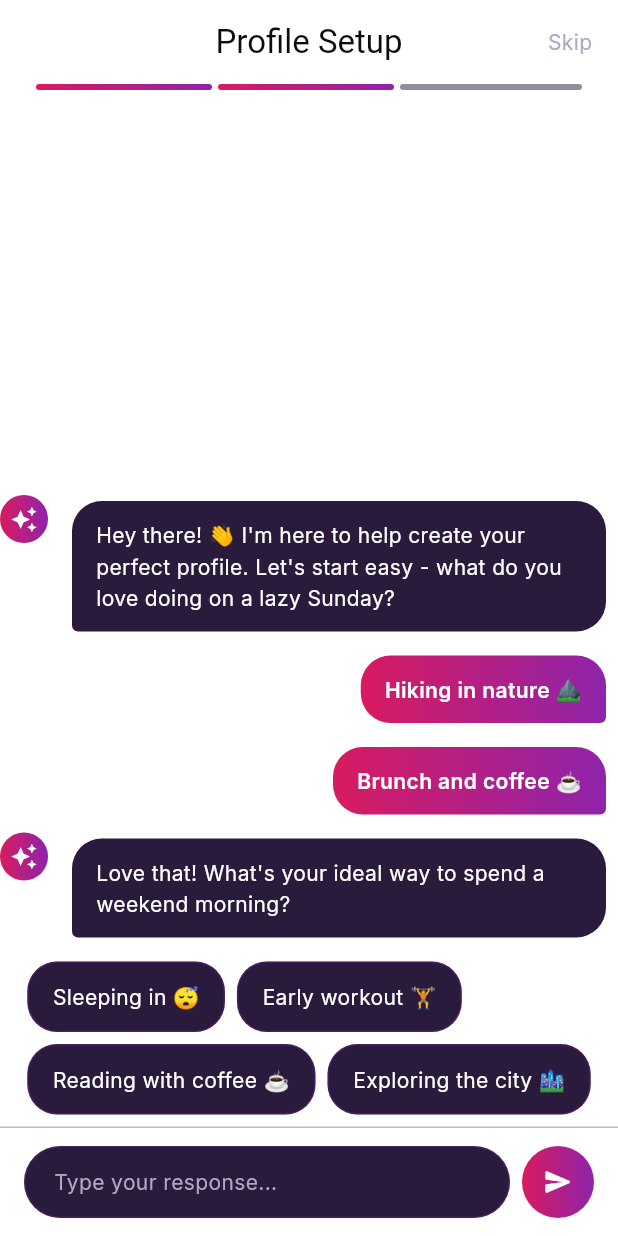
After one commit to haran2248/JiffyFrontend, a Flutter app: the ProfileSetupScreen screen opened directly, after a tap on "Hiking in nature ⛰️", after a tap on "Brunch and coffee ☕", on a phone screen of 412 x 824 dp. The commit adds this screen. Run offline on Flutter 3.47's test engine with Material 3 defaults, Android fonts, the phone set to English and light mode, and no system bars; our stand-ins replace flutter_animate, flutter_riverpod, google_fonts, riverpod_annotation; generated files the repository leaves out were written again.

Commit message:
Chat screen

```diff
--- a/lib/presentation/screens/onboarding/basics/basics_screen.dart
+++ b/lib/presentation/screens/onboarding/basics/basics_screen.dart
@@ -6,6 +6,7 @@ import '../../../widgets/progress_bar.dart';
 import 'viewmodels/basics_viewmodel.dart';
 import 'widgets/name_photo_step.dart';
 import 'widgets/vitals_step.dart';
+import '../profile_setup/profile_setup_screen.dart';
 
 class BasicsScreen extends ConsumerWidget {
   const BasicsScreen({super.key});
@@ -63,8 +64,13 @@ class BasicsScreen extends ConsumerWidget {
                           if (formData.currentStep == 1) {
                             viewModel.nextStep();
                           } else {
-                            // TODO: Navigate to next onboarding feature
-                            debugPrint('Final Basics Form: $formData');
+                            // Navigate to Profile Setup (Step 2 of 3)
+                            Navigator.of(context).push(
+                              MaterialPageRoute(
+                                builder: (context) =>
+                                    const ProfileSetupScreen(),
+                              ),
+                            );
                           }
                         }
                       : () {},
--- /dev/null
+++ b/lib/presentation/screens/onboarding/profile_setup/models/profile_setup_form_data.dart
@@ -0,0 +1,68 @@
+class ChatMessage {
+  final String text;
+  final bool isFromUser;
+  final DateTime timestamp;
+
+  const ChatMessage({
+    required this.text,
+    required this.isFromUser,
+    required this.timestamp,
+  });
+
+  ChatMessage copyWith({
+    String? text,
+    bool? isFromUser,
+    DateTime? timestamp,
+  }) {
+    return ChatMessage(
+      text: text ?? this.text,
+      isFromUser: isFromUser ?? this.isFromUser,
+      timestamp: timestamp ?? this.timestamp,
+    );
+  }
+}
+
+class ProfileSetupFormData {
+  final List<ChatMessage> messages;
+  final List<String> suggestedResponses;
+  final String? currentQuestion;
+  final bool isTyping;
+  final int currentStep;
+  final String? userInput;
+
+  const ProfileSetupFormData({
+    this.messages = const [],
+    this.suggestedResponses = const [],
+    this.currentQuestion,
+    this.isTyping = false,
+    this.currentStep = 1,
+    this.userInput,
+  });
+
+  ProfileSetupFormData copyWith({
+    List<ChatMessage>? messages,
+    List<String>? suggestedResponses,
+    String? currentQuestion,
+    bool? isTyping,
+    int? currentStep,
+    String? Function()? userInput,
+    bool clearUserInput = false,
+  }) {
+    return ProfileSetupFormData(
+      messages: messages ?? this.messages,
+      suggestedResponses: suggestedResponses ?? this.suggestedResponses,
+      currentQuestion: currentQuestion ?? this.currentQuestion,
+      isTyping: isTyping ?? this.isTyping,
+      currentStep: currentStep ?? this.currentStep,
+      userInput: clearUserInput
+          ? null
+          : (userInput != null ? userInput() : this.userInput),
+    );
+  }
+
+  bool get canProceed {
+    return messages.isNotEmpty &&
+        messages.any((msg) => msg.isFromUser) &&
+        !isTyping;
+  }
+}
--- /dev/null
+++ b/lib/presentation/screens/onboarding/profile_setup/profile_setup_screen.dart
@@ -0,0 +1,122 @@
+import 'package:flutter/material.dart';
+import 'package:flutter_riverpod/flutter_riverpod.dart';
+import 'package:jiffy/core/theme/app_colors.dart';
+import 'package:jiffy/presentation/widgets/progress_bar.dart';
+import 'viewmodels/profile_setup_viewmodel.dart';
+import 'widgets/chat_message_list.dart';
+import 'widgets/suggested_responses.dart';
+import 'widgets/chat_input_field.dart';
+
+class ProfileSetupScreen extends ConsumerStatefulWidget {
+  const ProfileSetupScreen({super.key});
+
+  @override
+  ConsumerState<ProfileSetupScreen> createState() => _ProfileSetupScreenState();
+}
+
+class _ProfileSetupScreenState extends ConsumerState<ProfileSetupScreen> {
+  final ScrollController _scrollController = ScrollController();
+
+  @override
+  void dispose() {
+    _scrollController.dispose();
+    super.dispose();
+  }
+
+  void _scrollToBottom() {
+    if (_scrollController.hasClients && _scrollController.position.hasContentDimensions) {
+      Future.microtask(() {
+        if (_scrollController.hasClients) {
+          _scrollController.animateTo(
+            0,
+            duration: const Duration(milliseconds: 300),
+            curve: Curves.easeOut,
+          );
+        }
+      });
+    }
+  }
+
+  @override
+  Widget build(BuildContext context) {
+    final viewModel = ref.read(profileSetupViewModelProvider.notifier);
+    final formData = ref.watch(profileSetupViewModelProvider);
+
+    // Scroll to bottom when new messages arrive
+    WidgetsBinding.instance.addPostFrameCallback((_) {
+      if (mounted) {
+        _scrollToBottom();
+      }
+    });
+
+    return Scaffold(
+      appBar: AppBar(
+        leading: BackButton(
+          color: AppColors.textPrimary,
+          onPressed: () => Navigator.of(context).pop(),
+        ),
+        title: const Text("Profile Setup"),
+        backgroundColor: Colors.transparent,
+        elevation: 0,
+        actions: [
+          TextButton(
+            onPressed: () {
+              viewModel.skip();
+              // TODO: Navigate to next step
+            },
+            child: Text(
+              "Skip",
+              style: Theme.of(context).textTheme.bodyMedium?.copyWith(
+                    color: AppColors.textSecondary,
+                  ),
+            ),
+          ),
+        ],
+      ),
+      body: SafeArea(
+        child: Column(
+          children: [
+            ProgressBar(
+              currentStep: formData.currentStep,
+              totalSteps: 3,
+            ),
+            const SizedBox(height: 8),
+            Expanded(
+              child: Column(
+                children: [
+                  Expanded(
+                    child: SingleChildScrollView(
+                      controller: _scrollController,
+                      reverse: true,
+                      child: Column(
+                        children: [
+                          ChatMessageList(
+                            messages: formData.messages,
+                            isTyping: formData.isTyping,
+                          ),
+                          SuggestedResponses(
+                            responses: formData.suggestedResponses,
+                            onSelect: (response) {
+                              viewModel.selectSuggestedResponse(response);
+                            },
+                          ),
+                        ],
+                      ),
+                    ),
+                  ),
+                  ChatInputField(
+                    initialValue: formData.userInput,
+                    onSend: (text) {
+                      viewModel.addUserMessage(text);
+                    },
+                    isEnabled: !formData.isTyping,
+                  ),
+                ],
+              ),
+            ),
+          ],
+        ),
+      ),
+    );
+  }
+}
--- /dev/null
+++ b/lib/presentation/screens/onboarding/profile_setup/viewmodels/profile_setup_viewmodel.dart
@@ -0,0 +1,157 @@
+import 'package:riverpod_annotation/riverpod_annotation.dart';
+import '../models/profile_setup_form_data.dart';
+
+part 'profile_setup_viewmodel.g.dart';
+
+@riverpod
+class ProfileSetupViewModel extends _$ProfileSetupViewModel {
+  @override
+  ProfileSetupFormData build() {
+    // Initialize with first AI message
+    final initialMessage = ChatMessage(
+      text: "Hey there! 👋 I'm here to help create your perfect profile. Let's start easy - what do you love doing on a lazy Sunday?",
+      isFromUser: false,
+      timestamp: DateTime.now(),
+    );
+
+    return ProfileSetupFormData(
+      messages: [initialMessage],
+      suggestedResponses: const [
+        "Hiking in nature ⛰️",
+        "Brunch and coffee ☕",
+        "Reading a good book 📚",
+        "Exploring new places 🏞️",
+      ],
+      currentQuestion: "What do you love doing on a lazy Sunday?",
+      currentStep: 2, // Step 2 of 3
+    );
+  }
+
+  void addUserMessage(String text) {
+    if (text.trim().isEmpty) return;
+
+    final userMessage = ChatMessage(
+      text: text.trim(),
+      isFromUser: true,
+      timestamp: DateTime.now(),
+    );
+
+    state = state.copyWith(
+      messages: [...state.messages, userMessage],
+      userInput: () => null,
+      clearUserInput: true,
+    );
+
+    // Simulate AI typing
+    _simulateAITyping();
+  }
+
+  void selectSuggestedResponse(String response) {
+    addUserMessage(response);
+  }
+
+  void updateUserInput(String? input) {
+    state = state.copyWith(userInput: () => input);
+  }
+
+  void _simulateAITyping() {
+    // Set typing indicator
+    state = state.copyWith(isTyping: true);
+
+    // Simulate AI response after delay
+    Future.delayed(const Duration(seconds: 2), () {
+      final aiResponse = ChatMessage(
+        text: _generateAIResponse(state.messages.last.text),
+        isFromUser: false,
+        timestamp: DateTime.now(),
+      );
+
+      state = state.copyWith(
+        messages: [...state.messages, aiResponse],
+        isTyping: false,
+        suggestedResponses: _generateSuggestedResponses(aiResponse.text),
+        currentQuestion: _extractQuestion(aiResponse.text),
+      );
+    });
+  }
+
+  String _generateAIResponse(String userMessage) {
+    // This will be replaced with actual API call later
+    // For now, generate contextual responses
+    final lowerMessage = userMessage.toLowerCase();
+
+    if (lowerMessage.contains('hiking') || lowerMessage.contains('nature')) {
+      return "That sounds amazing! What kind of activities make you lose track of time?";
+    } else if (lowerMessage.contains('brunch') || lowerMessage.contains('coffee')) {
+      return "Love that! What's your ideal way to spend a weekend morning?";
+    } else if (lowerMessage.contains('reading') || lowerMessage.contains('book')) {
+      return "That sounds amazing! What kind of activities make you lose track of time?";
+    } else if (lowerMessage.contains('exploring') || lowerMessage.contains('places')) {
+      return "That sounds amazing! What kind of activities make you lose track of time?";
+    } else if (lowerMessage.contains('food') || lowerMessage.contains('sleep')) {
+      return "That sounds amazing! What kind of activities make you lose track of time?";
+    } else if (lowerMessage.contains('work') || lowerMessage.contains('project')) {
+      return "That's awesome! What drives you to work on side projects?";
+    } else {
+      return "That sounds amazing! What kind of activities make you lose track of time?";
+    }
+  }
+
+  List<String> _generateSuggestedResponses(String aiMessage) {
+    // Generate contextual suggested responses based on AI message
+    final lowerMessage = aiMessage.toLowerCase();
+
+    if (lowerMessage.contains('lose track of time') || lowerMessage.contains('activities')) {
+      return const [
+        "Working on side projects 💻",
+        "Cooking new recipes 🍳",
+        "Photography 📸",
+        "Playing music 🎵",
+      ];
+    } else if (lowerMessage.contains('weekend morning')) {
+      return const [
+        "Sleeping in 😴",
+        "Early workout 🏋️",
+        "Reading with coffee ☕",
+        "Exploring the city 🏙️",
+      ];
+    } else if (lowerMessage.contains('drives you')) {
+      return const [
+        "Creative expression 🎨",
+        "Problem solving 🧩",
+        "Learning new skills 📚",
+        "Building something meaningful 🚀",
+      ];
+    } else {
+      return const [
+        "Working on side projects 💻",
+        "Cooking new recipes 🍳",
+        "Photography 📸",
+        "Playing music 🎵",
+      ];
+    }
+  }
+
+  String? _extractQuestion(String aiMessage) {
+    // Extract question from AI message for context
+    if (aiMessage.contains('?')) {
+      final questionIndex = aiMessage.indexOf('?');
+      final startIndex = aiMessage.lastIndexOf(RegExp(r'[.!?]\s+'), questionIndex - 20);
+      return aiMessage.substring(
+        startIndex > 0 ? startIndex + 2 : 0,
+        questionIndex + 1,
+      ).trim();
+    }
+    return null;
+  }
+
+  void nextStep() {
+    // Navigate to next step (Step 3)
+    // This will be handled by navigation logic
+  }
+
+  void skip() {
+    // Skip to next step
+    nextStep();
+  }
+}
--- /dev/null
+++ b/lib/presentation/screens/onboarding/profile_setup/widgets/chat_input_field.dart
@@ -0,0 +1,131 @@
+import 'package:flutter/material.dart';
+import 'package:flutter/services.dart';
+import 'package:jiffy/core/theme/app_colors.dart';
+
+class ChatInputField extends StatefulWidget {
+  final String? initialValue;
+  final Function(String) onSend;
+  final bool isEnabled;
+
+  const ChatInputField({
+    super.key,
+    this.initialValue,
+    required this.onSend,
+    this.isEnabled = true,
+  });
+
+  @override
+  State<ChatInputField> createState() => _ChatInputFieldState();
+}
+
+class _ChatInputFieldState extends State<ChatInputField> {
+  late TextEditingController _controller;
+  final FocusNode _focusNode = FocusNode();
+
+  @override
+  void initState() {
+    super.initState();
+    _controller = TextEditingController(text: widget.initialValue);
+  }
+
+  @override
+  void dispose() {
+    _controller.dispose();
+    _focusNode.dispose();
+    super.dispose();
+  }
+
+  void _handleSend() {
+    final text = _controller.text.trim();
+    if (text.isNotEmpty && widget.isEnabled) {
+      HapticFeedback.lightImpact();
+      widget.onSend(text);
+      _controller.clear();
+    }
+  }
+
+  @override
+  Widget build(BuildContext context) {
+    return Container(
+      padding: const EdgeInsets.symmetric(horizontal: 16, vertical: 12),
+      decoration: BoxDecoration(
+        color: Theme.of(context).scaffoldBackgroundColor,
+        border: Border(
+          top: BorderSide(
+            color: AppColors.surfacePlum.withOpacity(0.3),
+            width: 1,
+          ),
+        ),
+      ),
+      child: SafeArea(
+        top: false,
+        child: Row(
+          children: [
+            Expanded(
+              child: TextField(
+                controller: _controller,
+                focusNode: _focusNode,
+                enabled: widget.isEnabled,
+                style: Theme.of(context).textTheme.bodyMedium,
+                decoration: InputDecoration(
+                  hintText: "Type your response...",
+                  hintStyle: Theme.of(context).textTheme.bodyMedium?.copyWith(
+                        color: AppColors.textSecondary,
+                      ),
+                  filled: true,
+                  fillColor: AppColors.surfacePlum,
+                  contentPadding: const EdgeInsets.symmetric(
+                    horizontal: 16,
+                    vertical: 12,
+                  ),
+                  border: OutlineInputBorder(
+                    borderRadius: BorderRadius.circular(24),
+                    borderSide: BorderSide.none,
+                  ),
+                  enabledBorder: OutlineInputBorder(
+                    borderRadius: BorderRadius.circular(24),
+                    borderSide: BorderSide(
+                      color: AppColors.primaryViolet.withOpacity(0.3),
+                      width: 1,
+                    ),
+                  ),
+                  focusedBorder: OutlineInputBorder(
+                    borderRadius: BorderRadius.circular(24),
+                    borderSide: const BorderSide(
+                      color: AppColors.primaryViolet,
+                      width: 1.5,
+                    ),
+                  ),
+                ),
+                onSubmitted: (_) => _handleSend(),
+                textInputAction: TextInputAction.send,
+              ),
+            ),
+            const SizedBox(width: 8),
+            GestureDetector(
+              onTap: _handleSend,
+              child: Container(
+                width: 48,
+                height: 48,
+                decoration: BoxDecoration(
+                  gradient: widget.isEnabled ? AppColors.primaryGradient : null,
+                  color: widget.isEnabled
+                      ? null
+                      : AppColors.surfacePlum.withOpacity(0.5),
+                  shape: BoxShape.circle,
+                ),
+                child: Icon(
+                  Icons.send_rounded,
+                  color: widget.isEnabled
+                      ? AppColors.textPrimary
+                      : AppColors.textSecondary,
+                  size: 20,
+                ),
+              ),
+            ),
+          ],
+        ),
+      ),
+    );
+  }
+}
--- /dev/null
+++ b/lib/presentation/screens/onboarding/profile_setup/widgets/chat_message_list.dart
@@ -0,0 +1,179 @@
+import 'package:flutter/material.dart';
+import 'package:jiffy/core/theme/app_colors.dart';
+import 'package:jiffy/presentation/widgets/chat_bubble.dart';
+import '../models/profile_setup_form_data.dart';
+
+class ChatMessageList extends StatelessWidget {
+  final List<ChatMessage> messages;
+  final bool isTyping;
+
+  const ChatMessageList({
+    super.key,
+    required this.messages,
+    this.isTyping = false,
+  });
+
+  @override
+  Widget build(BuildContext context) {
+    return Column(
+      crossAxisAlignment: CrossAxisAlignment.stretch,
+      children: [
+        ...messages.map((message) => _ChatMessageItem(message: message)),
+        if (isTyping) _TypingIndicator(),
+      ],
+    );
+  }
+}
+
+class _ChatMessageItem extends StatelessWidget {
+  final ChatMessage message;
+
+  const _ChatMessageItem({required this.message});
+
+  @override
+  Widget build(BuildContext context) {
+    if (message.isFromUser) {
+      return Padding(
+        padding: const EdgeInsets.symmetric(vertical: 4),
+        child: ChatBubble(
+          text: message.text,
+          isMe: true,
+        ),
+      );
+    } else {
+      return Padding(
+        padding: const EdgeInsets.symmetric(vertical: 4),
+        child: Row(
+          crossAxisAlignment: CrossAxisAlignment.start,
+          children: [
+            _AIAvatar(),
+            const SizedBox(width: 8),
+            Expanded(
+              child: ChatBubble(
+                text: message.text,
+                isMe: false,
+              ),
+            ),
+          ],
+        ),
+      );
+    }
+  }
+}
+
+class _AIAvatar extends StatelessWidget {
+  @override
+  Widget build(BuildContext context) {
+    return Container(
+      width: 32,
+      height: 32,
+      decoration: BoxDecoration(
+        gradient: AppColors.primaryGradient,
+        shape: BoxShape.circle,
+      ),
+      child: const Icon(
+        Icons.auto_awesome,
+        color: AppColors.textPrimary,
+        size: 18,
+      ),
+    );
+  }
+}
+
+class _TypingIndicator extends StatelessWidget {
+  @override
+  Widget build(BuildContext context) {
+    return Padding(
+      padding: const EdgeInsets.symmetric(vertical: 4),
+      child: Row(
+        crossAxisAlignment: CrossAxisAlignment.start,
+        children: [
+          _AIAvatar(),
+          const SizedBox(width: 8),
+          Container(
+            margin: const EdgeInsets.symmetric(vertical: 4),
+            padding: const EdgeInsets.symmetric(horizontal: 16, vertical: 12),
+            decoration: BoxDecoration(
+              color: AppColors.surfacePlum,
+              borderRadius: const BorderRadius.only(
+                topLeft: Radius.circular(20),
+                topRight: Radius.circular(20),
+                bottomLeft: Radius.circular(4),
+                bottomRight: Radius.circular(20),
+              ),
+            ),
+            child: Row(
+              mainAxisSize: MainAxisSize.min,
+              children: [
+                _TypingDot(delay: 0),
+                const SizedBox(width: 4),
+                _TypingDot(delay: 200),
+                const SizedBox(width: 4),
+                _TypingDot(delay: 400),
+              ],
+            ),
+          ),
+        ],
+      ),
+    );
+  }
+}
+
+class _TypingDot extends StatefulWidget {
+  final int delay;
+
+  const _TypingDot({required this.delay});
+
+  @override
+  State<_TypingDot> createState() => _TypingDotState();
+}
+
+class _TypingDotState extends State<_TypingDot>
+    with SingleTickerProviderStateMixin {
+  late AnimationController _controller;
+  late Animation<double> _animation;
+
+  @override
+  void initState() {
+    super.initState();
+    _controller = AnimationController(
+      duration: const Duration(milliseconds: 600),
+      vsync: this,
+    );
+    _animation = Tween<double>(begin: 0.3, end: 1.0).animate(
+      CurvedAnimation(parent: _controller, curve: Curves.easeInOut),
+    );
+
+    Future.delayed(Duration(milliseconds: widget.delay), () {
+      if (mounted) {
+        _controller.repeat(reverse: true);
+      }
+    });
+  }
+
+  @override
+  void dispose() {
+    _controller.dispose();
+    super.dispose();
+  }
+
+  @override
+  Widget build(BuildContext context) {
+    return AnimatedBuilder(
+      animation: _animation,
+      builder: (context, child) {
+        return Opacity(
+          opacity: _animation.value,
+          child: Container(
+            width: 8,
+            height: 8,
+            decoration: const BoxDecoration(
+              color: AppColors.textSecondary,
+              shape: BoxShape.circle,
+            ),
+          ),
+        );
+      },
+    );
+  }
+}
--- /dev/null
+++ b/lib/presentation/screens/onboarding/profile_setup/widgets/suggested_responses.dart
@@ -0,0 +1,66 @@
+import 'package:flutter/material.dart';
+import 'package:jiffy/core/theme/app_colors.dart';
+
+class SuggestedResponses extends StatelessWidget {
+  final List<String> responses;
+  final Function(String) onSelect;
+
+  const SuggestedResponses({
+    super.key,
+    required this.responses,
+    required this.onSelect,
+  });
+
+  @override
+  Widget build(BuildContext context) {
+    if (responses.isEmpty) return const SizedBox.shrink();
+
+    return Padding(
+      padding: const EdgeInsets.symmetric(horizontal: 16, vertical: 8),
+      child: Wrap(
+        spacing: 8,
+        runSpacing: 8,
+        children: responses.map((response) {
+          return _SuggestedResponseChip(
+            text: response,
+            onTap: () => onSelect(response),
+          );
+        }).toList(),
+      ),
+    );
+  }
+}
+
+class _SuggestedResponseChip extends StatelessWidget {
+  final String text;
+  final VoidCallback onTap;
+
+  const _SuggestedResponseChip({
+    required this.text,
+    required this.onTap,
+  });
+
+  @override
+  Widget build(BuildContext context) {
+    return GestureDetector(
+      onTap: onTap,
+      child: Container(
+        padding: const EdgeInsets.symmetric(horizontal: 16, vertical: 12),
+        decoration: BoxDecoration(
+          color: AppColors.surfacePlum,
+          borderRadius: BorderRadius.circular(20),
+          border: Border.all(
+            color: AppColors.primaryViolet.withOpacity(0.3),
+            width: 1,
+          ),
+        ),
+        child: Text(
+          text,
+          style: Theme.of(context).textTheme.bodyMedium?.copyWith(
+                color: AppColors.textPrimary,
+              ),
+        ),
+      ),
+    );
+  }
+}
```
Also changed, not shown: lib/presentation/screens/onboarding/profile_setup/viewmodels/profile_setup_viewmodel.g.dart (added), 3 other files.
